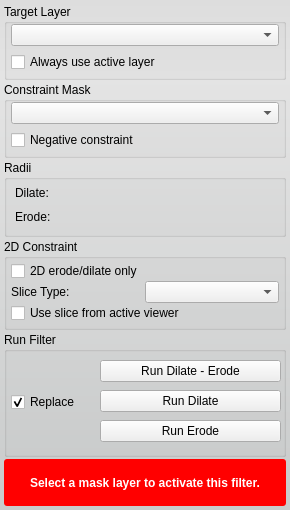
The window that src/Interface/ToolInterface/BinaryDilateErodeFilterInterface.ui (jessdtate/Seg3D) describes before a commit, drawn with Qt 5.
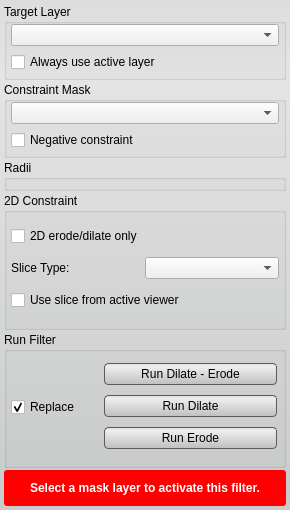
The same window after the commit. Custom widgets are drawn as their Qt base class.

Commit message: added styles to the ui buttons still some tweaking that needs done.  check out the Discrete Gaussian Blur tool and let me know if the lighter background looks better.

The edit to the form file:
```diff
--- a/src/Interface/ToolInterface/BinaryDilateErodeFilterInterface.ui
+++ b/src/Interface/ToolInterface/BinaryDilateErodeFilterInterface.ui
@@ -23,6 +23,28 @@
    <string notr="true">QWidget#BinaryDilateErodeFilterInterface{
 	border-radius: 3px;
 	background-color: qlineargradient(spread:pad, x1:0.5, y1:0, x2:0.5, y2:0.960227, stop:0 rgba(221, 221, 221, 255), stop:0.155779 rgba(228, 228, 228, 255), stop:1 rgba(202, 204, 204, 255));      
+}
+
+
+QPushButton{
+	background-color: qlineargradient(spread:pad, x1:0.5, y1:0, x2:0.5, y2:0.960227, stop:0 rgba(221, 221, 221, 255), stop:0.155779 rgba(238, 238, 238, 255), stop:1 rgba(192, 194, 194, 255));
+	border-radius: 4px;
+	border: 1px solid rgb(90, 90, 90);
+	margin:4px;
+}
+
+QPushButton:hover{
+	background-color: qlineargradient(spread:pad, x1:0.5, y1:0, x2:0.5, y2:1, stop:0 rgba(195, 195, 195, 255), stop:0.253769 rgba(206, 206, 206, 255), stop:1 rgba(185, 185, 185, 255));
+	border-radius: 4px;
+	border: 1px solid rgb(90, 90, 90);
+	margin:4px;
+}
+
+QPushButton:pressed{
+	background-color: qlineargradient(spread:pad, x1:0.5, y1:0, x2:0.5, y2:1, stop:0 rgba(150, 150, 150, 255), stop:0.753769 rgba(206, 206, 206, 255), stop:1 rgba(185, 185, 185, 255));
+	border-radius: 4px;
+	border: 1px solid rgb(90, 90, 90);
+	margin:4px;
 }</string>
   </property>
   <layout class="QVBoxLayout" name="verticalLayout_3">
@@ -214,48 +236,10 @@
        <number>4</number>
       </property>
       <item>
-       <widget class="QWidget" name="widget" native="true">
-        <layout class="QVBoxLayout" name="verticalLayout">
-         <property name="spacing">
-          <number>2</number>
-         </property>
-         <property name="margin">
-          <number>4</number>
-         </property>
-         <item>
-          <widget class="QLabel" name="dialateLabel">
-           <property name="text">
-            <string>Dilate:</string>
-           </property>
-          </widget>
-         </item>
-         <item>
-          <widget class="QtUtils::QtSliderIntCombo" name="dilate_" native="true"/>
-         </item>
-        </layout>
-       </widget>
+       <widget class="QtUtils::QtSliderIntCombo" name="dilate_" native="true"/>
       </item>
       <item>
-       <widget class="QWidget" name="widget_2" native="true">
-        <layout class="QVBoxLayout" name="verticalLayout_2">
-         <property name="spacing">
-          <number>2</number>
-         </property>
-         <property name="margin">
-          <number>4</number>
-         </property>
-         <item>
-          <widget class="QLabel" name="erodeLabel">
-           <property name="text">
-            <string>Erode:</string>
-           </property>
-          </widget>
-         </item>
-         <item>
-          <widget class="QtUtils::QtSliderIntCombo" name="erode_" native="true"/>
-         </item>
-        </layout>
-       </widget>
+       <widget class="QtUtils::QtSliderIntCombo" name="erode_" native="true"/>
       </item>
      </layout>
     </widget>
@@ -405,6 +389,12 @@
              <verstretch>0</verstretch>
             </sizepolicy>
            </property>
+           <property name="minimumSize">
+            <size>
+             <width>0</width>
+             <height>30</height>
+            </size>
+           </property>
            <property name="text">
             <string>Run Dilate - Erode</string>
            </property>
@@ -418,6 +408,12 @@
              <verstretch>0</verstretch>
             </sizepolicy>
            </property>
+           <property name="minimumSize">
+            <size>
+             <width>0</width>
+             <height>30</height>
+            </size>
+           </property>
            <property name="text">
             <string>Run Dilate</string>
            </property>
@@ -431,6 +427,12 @@
              <verstretch>0</verstretch>
             </sizepolicy>
            </property>
+           <property name="minimumSize">
+            <size>
+             <width>0</width>
+             <height>30</height>
+            </size>
+           </property>
            <property name="text">
             <string>Run Erode</string>
            </property>
@@ -444,6 +446,12 @@
    </item>
    <item>
     <widget class="QWidget" name="message_alert_" native="true">
+     <property name="sizePolicy">
+      <sizepolicy hsizetype="Preferred" vsizetype="Fixed">
+       <horstretch>0</horstretch>
+       <verstretch>0</verstretch>
+      </sizepolicy>
+     </property>
      <property name="minimumSize">
       <size>
        <width>0</width>
@@ -487,17 +495,17 @@
   </layout>
  </widget>
  <customwidgets>
-  <customwidget>
-   <class>QtUtils::QtDropableComboBox</class>
-   <extends>QComboBox</extends>
-   <header location="global">QtUtils/Widgets/QtDropableComboBox.h</header>
-  </customwidget>
   <customwidget>
    <class>QtUtils::QtSliderIntCombo</class>
    <extends>QWidget</extends>
    <header location="global">QtUtils/Widgets/QtSliderIntCombo.h</header>
    <container>1</container>
   </customwidget>
+  <customwidget>
+   <class>QtUtils::QtDropableComboBox</class>
+   <extends>QComboBox</extends>
+   <header location="global">QtUtils/Widgets/QtDropableComboBox.h</header>
+  </customwidget>
  </customwidgets>
  <resources/>
  <connections/>
```
The commit also changes 57 other files.
